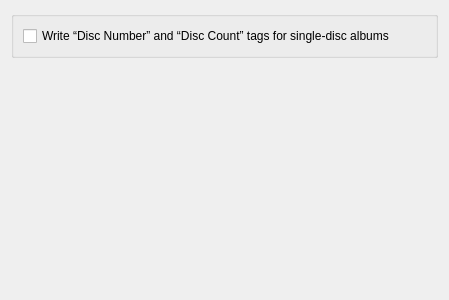
Before: the Qt Designer form gui/preferences/profilespage/outtagspage.ui in flacon/flacon, drawn with Qt 5.
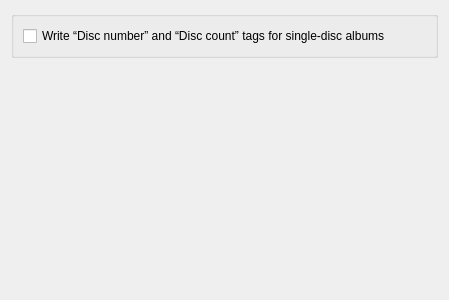
After: the same form once the commit is applied.

Commit message:
Translations fix: yahoe.001 created an issue for the string: Write “Disc Number” and “Disc Count” tags for single-disc albums
Hi @sokoloff Since we don’t usually title case in Flacon, rather: Write “Disc number” and “Disc count” tags for single-disc albums

Patch:
```diff
--- a/gui/preferences/profilespage/outtagspage.ui
+++ b/gui/preferences/profilespage/outtagspage.ui
@@ -26,7 +26,7 @@
       <item>
        <widget class="QCheckBox" name="writeSingleDiskNumCheckBox">
         <property name="text">
-         <string>Write “Disc Number” and “Disc Count” tags for single-disc albums</string>
+         <string>Write “Disc number” and “Disc count” tags for single-disc albums</string>
         </property>
        </widget>
       </item>
```
